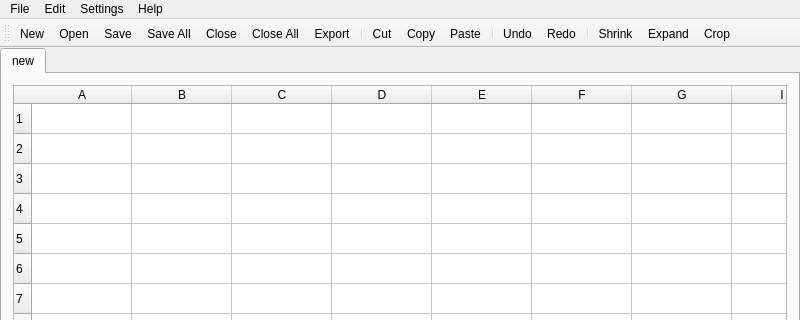
Qt form src/mainwindow.ui (gyoerkaa/confuser) before a commit; both pictures show x 0 to 800 and y 0 to 320 of the 800 by 600 pixel window.
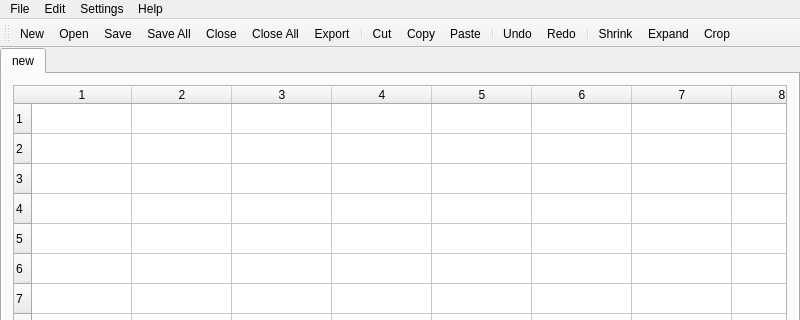
The same form after that commit. Icons and pictures are not drawn.

Commit message: UI Changes, Custom TableWidget for confusion matrices

The edit to the form file:
```diff
--- a/src/mainwindow.ui
+++ b/src/mainwindow.ui
@@ -163,52 +163,52 @@
           </row>
           <column>
            <property name="text">
-            <string>A</string>
+            <string>1</string>
            </property>
           </column>
           <column>
            <property name="text">
-            <string>B</string>
+            <string>2</string>
            </property>
           </column>
           <column>
            <property name="text">
-            <string>C</string>
+            <string>3</string>
            </property>
           </column>
           <column>
            <property name="text">
-            <string>D</string>
+            <string>4</string>
            </property>
           </column>
           <column>
            <property name="text">
-            <string>E</string>
+            <string>5</string>
            </property>
           </column>
           <column>
            <property name="text">
-            <string>F</string>
+            <string>6</string>
            </property>
           </column>
           <column>
            <property name="text">
-            <string>G</string>
+            <string>7</string>
            </property>
           </column>
           <column>
            <property name="text">
-            <string>I</string>
+            <string>8</string>
            </property>
           </column>
           <column>
            <property name="text">
-            <string>K</string>
+            <string>9</string>
            </property>
           </column>
           <column>
            <property name="text">
-            <string>L</string>
+            <string>10</string>
            </property>
           </column>
          </widget>
```
Left out of the diff: 31 changed lines with no effect on the pictures. The commit also changes 7 other files.
